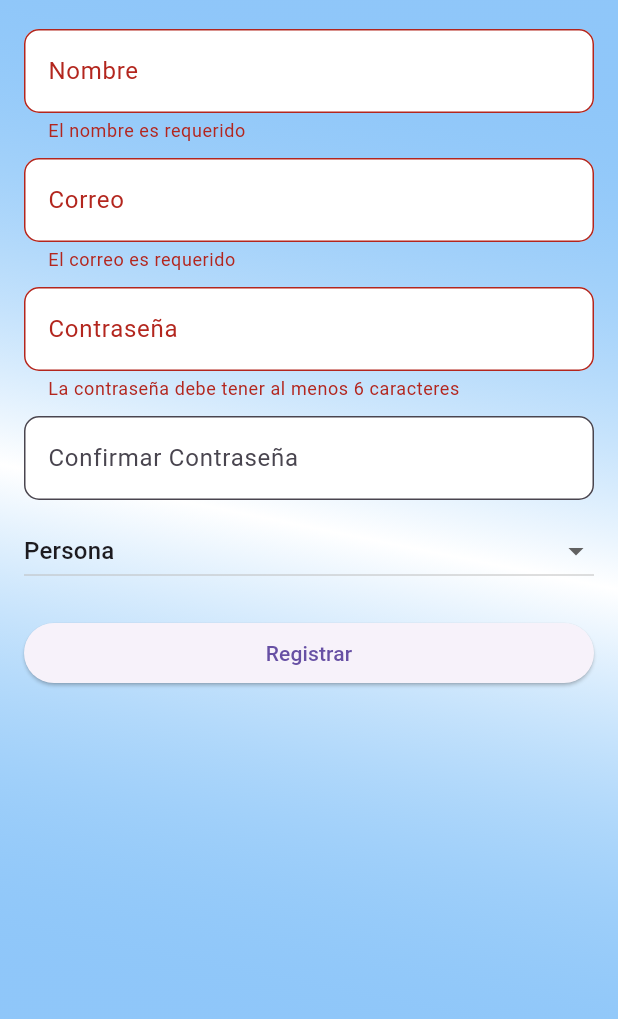
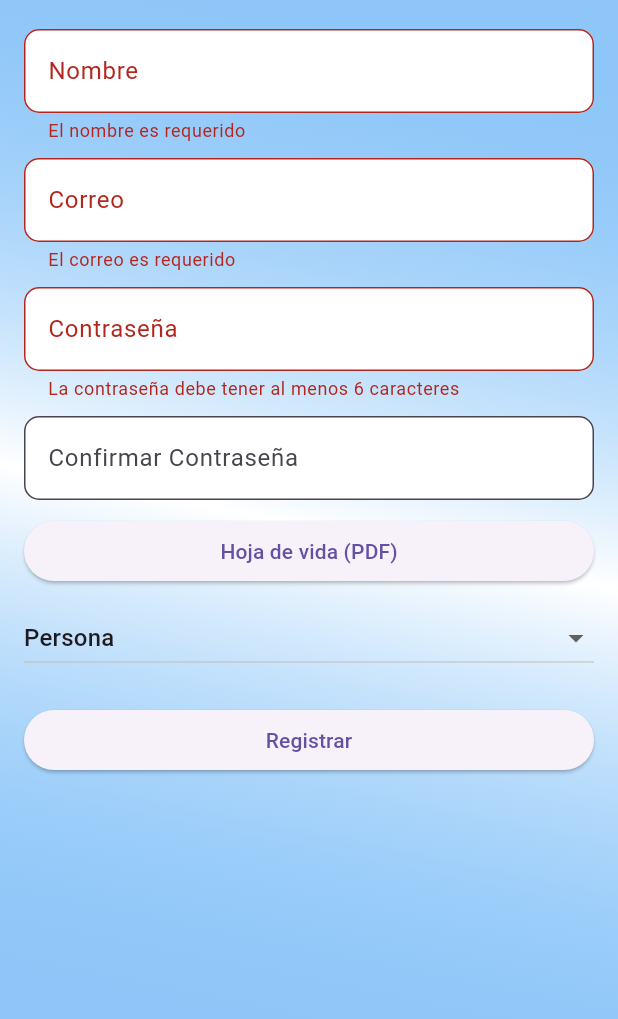
Before and after one commit to JhonOlivares26/CVault, a Flutter app: the RegisterPage screen opened directly, scrolled down 56 dp, after a tap on "Registrar", on a phone screen of 412 x 824 dp, the part 91-1110 px from its top. Run offline on Flutter 3.47's test engine with Material 3 defaults, Android fonts, the phone set to English and light mode, and no system bars; our stand-ins replace animate_do, cloud_firestore, file_picker, firebase_auth, firebase_core, firebase_storage and 2 more; accounts and stored records are empty; network calls fail.

Commit message:
Se agrega la opcion de subir pdf (para hoja de vida) en el registro del usuario

```diff
--- a/lib/models/User.dart
+++ b/lib/models/User.dart
@@ -1,14 +1,22 @@
+import 'package:flutter/material.dart';
 import 'package:cloud_firestore/cloud_firestore.dart';
-import 'package:flutter/material.dart';
 
 class User with ChangeNotifier {
   String id;
-  String name="";
-  String email="";
+  String name = "";
+  String email = "";
   String? photo;
-  String userType; // nuevo campo
+  String userType;
+  String? userPdf;
 
-  User({required this.id, required this.name, required this.email, this.photo, required this.userType}); // actualizado
+  User({
+    required this.id,
+    required this.name,
+    required this.email,
+    this.photo,
+    required this.userType,
+    this.userPdf,
+  });
 
   factory User.fromFirestore(DocumentSnapshot userDoc) {
     Map<String, dynamic> userData = userDoc.data() as Map<String, dynamic>;
@@ -17,7 +25,8 @@ class User with ChangeNotifier {
       name: userData['name'],
       photo: userData['photo'],
       email: userData['email'],
-      userType: userData['userType'], // nuevo campo
+      userType: userData['userType'],
+      userPdf: userData['userPdf'],
     );
   }
 
@@ -27,7 +36,8 @@ class User with ChangeNotifier {
     name = userData['name'];
     photo = userData['photo'];
     email = userData['email'];
-    userType = userData['userType']; // nuevo campo
+    userType = userData['userType'];
+    userPdf = userData['userPdf'];
     notifyListeners();
   }
 
@@ -37,7 +47,8 @@ class User with ChangeNotifier {
       'name': name,
       'email': email,
       'photo': photo,
-      'userType': userType, // nuevo campo
+      'userType': userType,
+      'userPdf': userPdf,
     };
   }
 }
--- a/lib/views/pages/RegisterPage.dart
+++ b/lib/views/pages/RegisterPage.dart
@@ -1,9 +1,10 @@
+import 'dart:io';
+import 'package:flutter/material.dart';
+import 'package:firebase_storage/firebase_storage.dart' as storage;
+import 'package:file_picker/file_picker.dart';
+import 'package:cvault/services/firebase_service.dart';
 import 'package:cvault/views/pages/LoginPage.dart';
-import 'package:flutter/material.dart';
-import 'package:firebase_auth/firebase_auth.dart';
-import 'package:cvault/services/firebase_service.dart';
 import 'package:cvault/widgets/Alert.dart';
-
 
 class RegisterPage extends StatefulWidget {
   @override
@@ -12,28 +13,25 @@ class RegisterPage extends StatefulWidget {
 
 class _RegisterPageState extends State<RegisterPage> {
   final _formKey = GlobalKey<FormState>();
-  String _firstName = '',
-      _email = '',
-      _password = '',
-      _confirmPassword = '',
-      _userType = 'Persona';
+  String _firstName = '';
+  String _email = '';
+  String _password = '';
+  String _confirmPassword = '';
+  String _userType = 'Persona';
+  String? _selectedPdf;
 
-  Future<void> registerUser(String email, String password) async {
+  Future<String?> uploadPDF(File pdfFile) async {
     try {
-      UserCredential userCredential =
-          await FirebaseAuth.instance.createUserWithEmailAndPassword(
-        email: email,
-        password: password,
-      );
-      print('Usuario registrado con éxito: ${userCredential.user!.uid}');
-    } on FirebaseAuthException catch (e) {
-      if (e.code == 'weak-password') {
-        print('La contraseña proporcionada es demasiado débil.');
-      } else if (e.code == 'email-already-in-use') {
-        print('La cuenta ya existe para ese correo electrónico.');
-      }
+      String fileName =
+          DateTime.now().millisecondsSinceEpoch.toString() + '.pdf';
+      storage.Reference ref =
+          storage.FirebaseStorage.instance.ref().child('pdfs').child(fileName);
+      await ref.putFile(pdfFile);
+      String downloadURL = await ref.getDownloadURL();
+      return downloadURL;
     } catch (e) {
-      print(e);
+      print('Error al subir el archivo PDF: $e');
+      return null;
     }
   }
 
@@ -73,14 +71,14 @@ class _RegisterPageState extends State<RegisterPage> {
                   SizedBox(height: 10),
                   Center(
                     child: Text(
-                      'CVault', // Título añadido
+                      'CVault',
                       style: TextStyle(
                         color: Colors.white,
-                        fontSize: 24.0, // Color blanco
+                        fontSize: 24.0,
                       ),
                     ),
                   ),
-              SizedBox(height: 20), // Espacio agregado entre el título y el formulario
+                  SizedBox(height: 20),
                   Form(
                     key: _formKey,
                     child: Column(
@@ -131,7 +129,7 @@ class _RegisterPageState extends State<RegisterPage> {
                             return null;
                           },
                           onChanged: (value) {
-                        _password = value; // Guarda _password cuando cambia
+                            _password = value;
                           },
                         ),
                         SizedBox(height: 10),
@@ -154,23 +152,40 @@ class _RegisterPageState extends State<RegisterPage> {
                           onSaved: (value) => _confirmPassword = value!,
                         ),
                         SizedBox(height: 10),
+                        ElevatedButton(
+                          onPressed: () async {
+                            FilePickerResult? result = await FilePicker.platform
+                                .pickFiles(
+                                    type: FileType.custom,
+                                    allowedExtensions: ['pdf']);
+                            if (result != null) {
+                              setState(() {
+                                _selectedPdf = result.files.single.path!;
+                              });
+                            }
+                          },
+                          child: Text('Hoja de vida (PDF)'),
+                        ),
+                        SizedBox(height: 10),
                         Center(
                           child: SizedBox(
                             width: double.infinity,
                             child: DropdownButton<String>(
-                          isExpanded: true, // Add this line
+                              isExpanded: true,
                               value: _userType,
                               hint: Text(
                                 'Selecciona el tipo de usuario',
-                            textAlign: TextAlign.center, // Add this line
+                                textAlign: TextAlign.center,
                               ),
-                          items: <String>['Persona', 'Empresa']
-                              .map<DropdownMenuItem<String>>((String value) {
+                              items: <String>[
+                                'Persona',
+                                'Empresa'
+                              ].map<DropdownMenuItem<String>>((String value) {
                                 return DropdownMenuItem<String>(
                                   value: value,
                                   child: Text(
                                     value,
-                                textAlign: TextAlign.center, // Add this line
+                                    textAlign: TextAlign.center,
                                   ),
                                 );
                               }).toList(),
@@ -188,9 +203,17 @@ class _RegisterPageState extends State<RegisterPage> {
                           onPressed: () async {
                             if (_formKey.currentState!.validate()) {
                               _formKey.currentState!.save();
-                          String? result =
-                              await FirebaseService.registerWithEmailPassword(
-                                  _email, _password, _firstName, _userType);
+                              if (_selectedPdf != null) {
+                                String? downloadURL =
+                                    await uploadPDF(File(_selectedPdf!));
+                                if (downloadURL != null) {
+                                  String? result = await FirebaseService
+                                      .registerWithEmailPassword(
+                                          _email,
+                                          _password,
+                                          _firstName,
+                                          _userType,
+                                          downloadURL);
                                   if (result == 'Registro exitoso') {
                                     await showAlert(context, 'Registro exitoso',
                                         'Usuario registrado con éxito');
@@ -202,6 +225,14 @@ class _RegisterPageState extends State<RegisterPage> {
                                     showAlert(context, 'Error',
                                         result ?? 'Error desconocido');
                                   }
+                                } else {
+                                  showAlert(context, 'Error',
+                                      'Error al subir el archivo PDF');
+                                }
+                              } else {
+                                showAlert(context, 'Error',
+                                    'Por favor, selecciona un archivo PDF');
+                              }
                             }
                           },
                         ),
@@ -212,7 +243,8 @@ class _RegisterPageState extends State<RegisterPage> {
               ),
             ),
           ),
-    )),
+        ),
+      ),
     );
   }
 }
--- a/pubspec.yaml
+++ b/pubspec.yaml
@@ -19,6 +19,7 @@ dependencies:
   image_picker: ^1.1.1
   firebase_storage: ^11.7.5
   intl: ^0.19.0
+  file_picker: ^5.2.0
 
 dev_dependencies:
   flutter_test:
```
Also changed, not shown: lib/services/firebase_service.dart (+17 -14 lines). Lines whose indentation alone changed are shown as unchanged.
